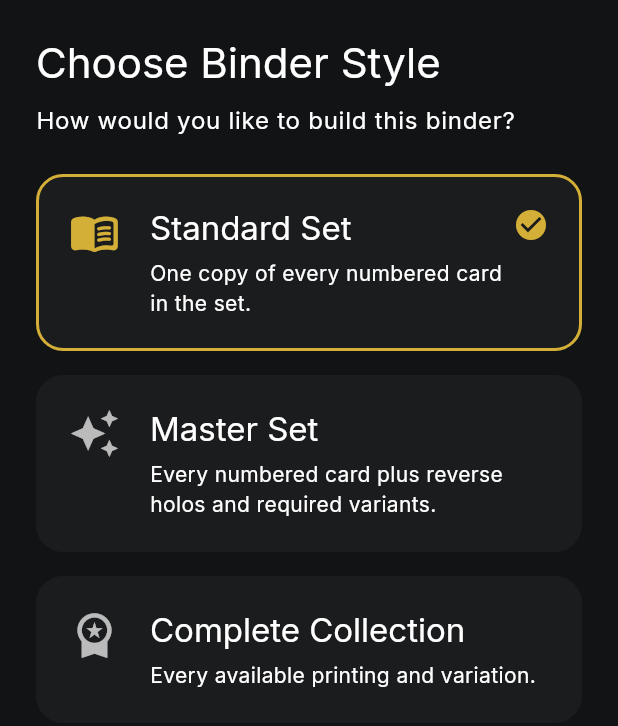
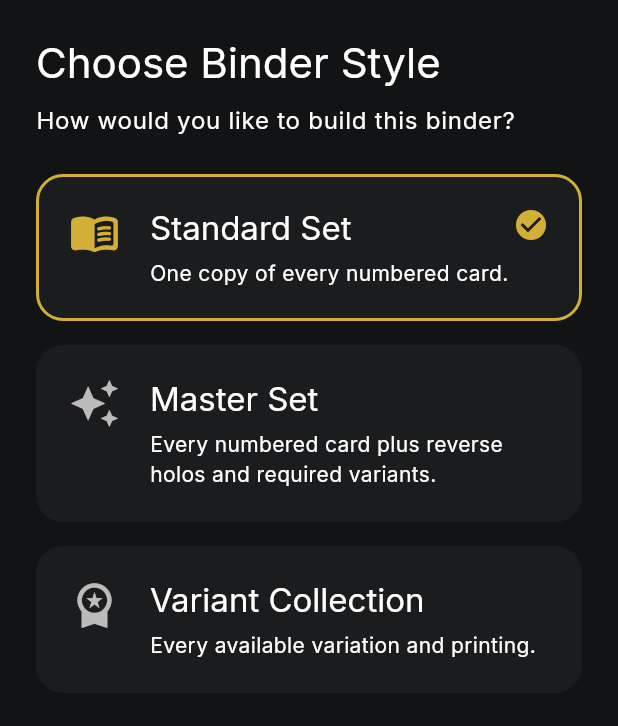
Before and after one commit to nickpooledev/BinderHaven, a Flutter app: the BinderStyleStep widget shown alone on an empty page, opened directly with empty values, on a phone screen of 412 x 824 dp. Shown: the top 726 px of the screen. Run offline on Flutter 3.47's test engine with Material 3 defaults, Android fonts, the phone set to English and light mode, and no system bars.

Commit message:
- Migrated binder creation wizard to use domain enums - Replaced UI-specific Game, PocketLayout, and BinderStyle values with domain models - Added CreateBinderUseCase to the application layer - Refactored BinderStyleStep and ReviewStep to consume domain metadata - Renamed Binder UI widget to BinderWidget to eliminate naming conflict - Introduced BinderLibrary as reactive application state - Cleaned project architecture and removed duplicate business enums - Achieved zero analyzer issues

```diff
--- a/lib/app/features/binder_creation/presentation/steps/binder_style_step.dart
+++ b/lib/app/features/binder_creation/presentation/steps/binder_style_step.dart
@@ -1,10 +1,6 @@
 import 'package:flutter/material.dart';
 
-enum BinderStyle {
-  standard,
-  masterSet,
-  complete,
-}
+import 'package:binder_haven/app/domain/enums/binder_style.dart';
 
 class BinderStyleStep extends StatelessWidget {
   final BinderStyle? selectedStyle;
@@ -27,53 +23,45 @@ class BinderStyleStep extends StatelessWidget {
             'Choose Binder Style',
             style: Theme.of(context).textTheme.headlineMedium,
           ),
+
           const SizedBox(height: 8),
+
           Text(
             'How would you like to build this binder?',
             style: Theme.of(context).textTheme.bodyLarge,
           ),
+
           const SizedBox(height: 24),
 
           Expanded(
             child: ListView(
-              children: [
-                _StyleTile(
-                  icon: Icons.menu_book_rounded,
-                  title: 'Standard Set',
-                  description:
-                      'One copy of every numbered card in the set.',
-                  selected:
-                      selectedStyle == BinderStyle.standard,
-                  onTap: () =>
-                      onSelected(BinderStyle.standard),
-                ),
+              children: BinderStyle.values.map((style) {
+                IconData icon;
 
-                const SizedBox(height: 16),
+                switch (style) {
+                  case BinderStyle.standard:
+                    icon = Icons.menu_book_rounded;
+                    break;
 
-                _StyleTile(
-                  icon: Icons.auto_awesome,
-                  title: 'Master Set',
-                  description:
-                      'Every numbered card plus reverse holos and required variants.',
-                  selected:
-                      selectedStyle == BinderStyle.masterSet,
-                  onTap: () =>
-                      onSelected(BinderStyle.masterSet),
-                ),
+                  case BinderStyle.master:
+                    icon = Icons.auto_awesome;
+                    break;
 
-                const SizedBox(height: 16),
+                  case BinderStyle.variants:
+                    icon = Icons.workspace_premium;
+                    break;
+                }
 
-                _StyleTile(
-                  icon: Icons.workspace_premium,
-                  title: 'Complete Collection',
-                  description:
-                      'Every available printing and variation.',
-                  selected:
-                      selectedStyle == BinderStyle.complete,
-                  onTap: () =>
-                      onSelected(BinderStyle.complete),
-                ),
-              ],
+                return Padding(
+                  padding: const EdgeInsets.only(bottom: 16),
+                  child: _StyleTile(
+                    icon: icon,
+                    style: style,
+                    selected: selectedStyle == style,
+                    onTap: () => onSelected(style),
+                  ),
+                );
+              }).toList(),
             ),
           ),
         ],
@@ -84,15 +72,13 @@ class BinderStyleStep extends StatelessWidget {
 
 class _StyleTile extends StatelessWidget {
   final IconData icon;
-  final String title;
-  final String description;
+  final BinderStyle style;
   final bool selected;
   final VoidCallback onTap;
 
   const _StyleTile({
     required this.icon,
-    required this.title,
-    required this.description,
+    required this.style,
     required this.selected,
     required this.onTap,
   });
@@ -133,12 +119,13 @@ class _StyleTile extends StatelessWidget {
                 crossAxisAlignment: CrossAxisAlignment.start,
                 children: [
                   Text(
-                    title,
-                    style:
-                        Theme.of(context).textTheme.titleLarge,
+                    style.displayName,
+                    style: Theme.of(context).textTheme.titleLarge,
                   ),
+
                   const SizedBox(height: 6),
-                  Text(description),
+
+                  Text(style.description),
                 ],
               ),
             ),
@@ -146,8 +133,7 @@ class _StyleTile extends StatelessWidget {
             if (selected)
               Icon(
                 Icons.check_circle,
-                color:
-                    Theme.of(context).colorScheme.primary,
+                color: Theme.of(context).colorScheme.primary,
               ),
           ],
         ),
--- a/lib/app/features/binder_creation/presentation/steps/review_step.dart
+++ b/lib/app/features/binder_creation/presentation/steps/review_step.dart
@@ -1,6 +1,6 @@
 import 'package:flutter/material.dart';
 
-import 'binder_style_step.dart';
+import 'package:binder_haven/app/domain/enums/binder_style.dart';
 
 class ReviewStep extends StatelessWidget {
   final String game;
@@ -15,19 +15,6 @@ class ReviewStep extends StatelessWidget {
     required this.layout,
     required this.style,
   });
-
-  String get _styleText {
-    switch (style) {
-      case BinderStyle.standard:
-        return 'Standard Set';
-
-      case BinderStyle.masterSet:
-        return 'Master Set';
-
-      case BinderStyle.complete:
-        return 'Complete Collection';
-    }
-  }
 
   @override
   Widget build(BuildContext context) {
@@ -82,12 +69,16 @@ class ReviewStep extends StatelessWidget {
                     label: 'Pocket Layout',
                     value: '$layout-Pocket',
                   ),
+
                   const Divider(),
+
                   _ReviewRow(
                     label: 'Binder Style',
-                    value: _styleText,
+                    value: style.displayName,
                   ),
+
                   const Divider(),
+
                   const _ReviewRow(
                     label: 'Status',
                     value: 'Ready to Create',
--- a/lib/app/features/dashboard/presentation/widgets/binder/binder.dart
+++ b/lib/app/features/dashboard/presentation/widgets/binder/binder_widget.dart
@@ -7,8 +7,8 @@ import 'parts/binder_spine.dart';
 /// A complete BinderHaven binder.
 ///
 /// This widget assembles all of the physical parts of a binder.
-class Binder extends StatelessWidget {
-  const Binder({
+class BinderWidget extends StatelessWidget {
+  const BinderWidget({
     super.key,
   });
 
```
Also changed, not shown: lib/app/application/binder/create_binder_use_case.dart (added, +30 -0 lines), lib/app/features/binder_creation/presentation/binder_creation_page.dart (+16 -7 lines), lib/app/features/binder_creation/presentation/steps/game_step.dart (+31 -31 lines), lib/app/features/binder_creation/presentation/steps/layout_step.dart (+49 -49 lines), lib/app/features/dashboard/presentation/widgets/library/library_shelf.dart (+6 -6 lines), lib/app/state/binder_library.dart (added, +30 -0 lines), 1 other file.
